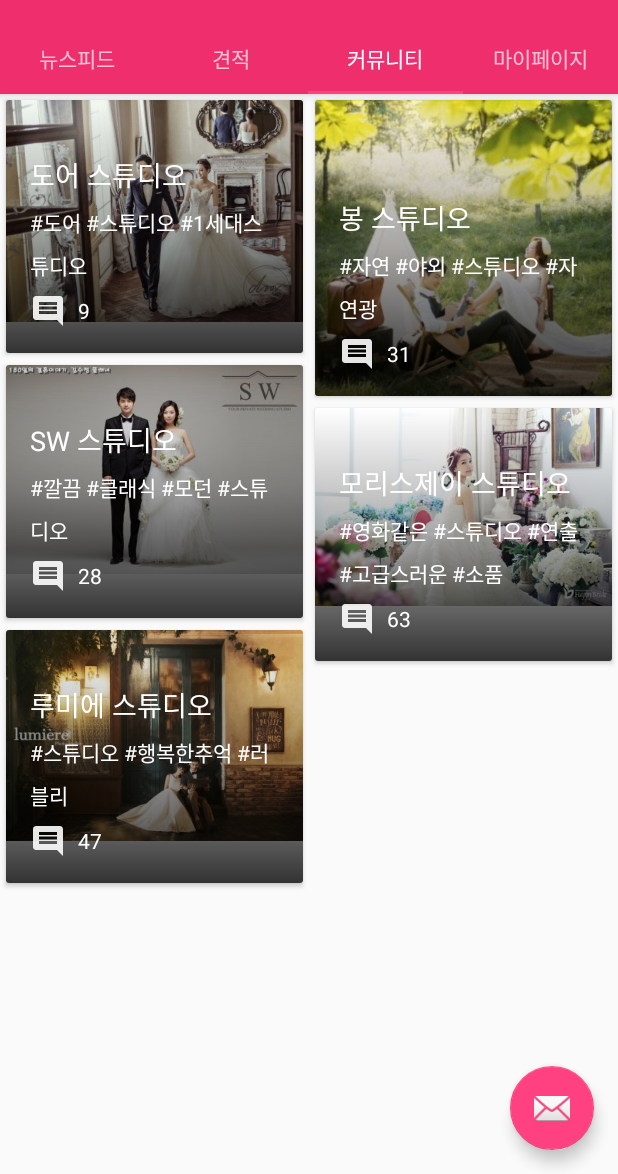
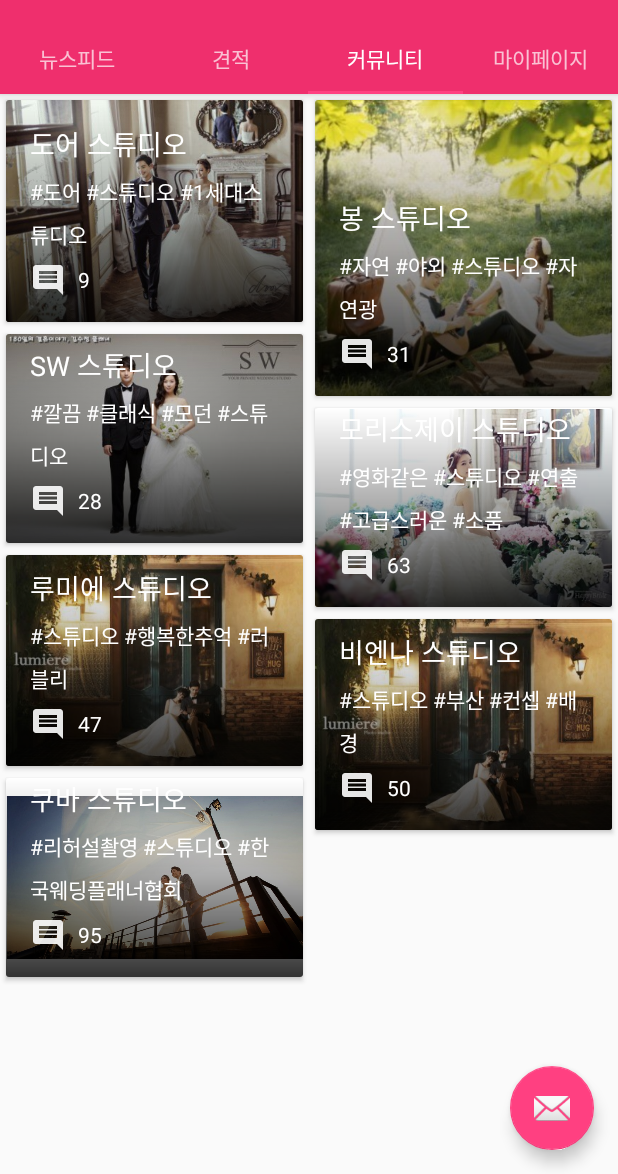
Before and after one commit to kohashiwakaba/synergy, an Android app: the screen it shows after launch (MainActivity), tab 3 chosen, on a phone screen of 412 x 824 dp, the part 62-1236 px from its top. Run offline under Robolectric (Android 15) with nearby library versions, the phone set to English and light mode, and no system bars.

Commit message:
20180413

```diff
--- a/app/src/main/java/beginner/wakaba/myapplication/Main_3.java
+++ b/app/src/main/java/beginner/wakaba/myapplication/Main_3.java
@@ -66,6 +66,8 @@ public class Main_3 extends Fragment {
         mc.add(new Main_Com(R.drawable.demo_w3,"SW 스튜디오","#깔끔 #클래식 #모던 #스튜디오",28));
         mc.add(new Main_Com(R.drawable.demo_w4,"모리스제이 스튜디오","#영화같은 #스튜디오 #연출 #고급스러운 #소품",63));
         mc.add(new Main_Com(R.drawable.demo_w5,"루미에 스튜디오","#스튜디오 #행복한추억 #러블리",47));
+        mc.add(new Main_Com(R.drawable.demo_w7,"비엔나 스튜디오","#스튜디오 #부산 #컨셉 #배경",50));
+        mc.add(new Main_Com(R.drawable.demo_w6,"쿠바 스튜디오","#리허설촬영 #스튜디오 #한국웨딩플래너협회",95));
 
         CommAdapter a = new CommAdapter(mc,getContext());
         mR.setAdapter(a);
--- a/app/src/main/res/layout/card_main_com.xml
+++ b/app/src/main/res/layout/card_main_com.xml
@@ -15,20 +15,20 @@
 
     <android.support.constraint.ConstraintLayout
         android:layout_width="match_parent"
-        android:layout_height="wrap_content">
+        android:layout_height="match_parent">
 
         <ImageView
             android:id="@+id/comm_card_1_image"
             android:layout_width="0dp"
             android:layout_height="wrap_content"
             android:adjustViewBounds="true"
-            android:cropToPadding="true"
-            android:minHeight="150dp"
+            android:cropToPadding="false"
+            android:fitsSystemWindows="false"
             android:scaleType="centerCrop"
-            app:layout_constraintEnd_toEndOf="parent"
+            app:layout_constraintBottom_toBottomOf="parent"
             app:layout_constraintStart_toStartOf="parent"
             app:layout_constraintTop_toTopOf="parent"
-            app:srcCompat="@drawable/demo_c1" />
+            app:srcCompat="@drawable/demo_w4" />
 
         <View
             android:id="@+id/view"
@@ -90,15 +90,5 @@
             app:layout_constraintBottom_toBottomOf="parent"
             app:layout_constraintStart_toEndOf="@+id/imageView6" />
 
-        <Space
-            android:layout_width="50dp"
-            android:layout_height="20dp"
-            android:layout_marginBottom="8dp"
-            android:layout_marginStart="16dp"
-            android:layout_marginTop="8dp"
-            app:layout_constraintBottom_toTopOf="@+id/comm_card_2_title"
-            app:layout_constraintStart_toStartOf="parent"
-            app:layout_constraintTop_toTopOf="@+id/view" />
-
     </android.support.constraint.ConstraintLayout>
 </android.support.v7.widget.CardView>
```
Also changed, not shown: app/src/main/res/drawable/demo_w6.jpg (added), app/src/main/res/drawable/demo_w7.jpg (added), 1 other file.
